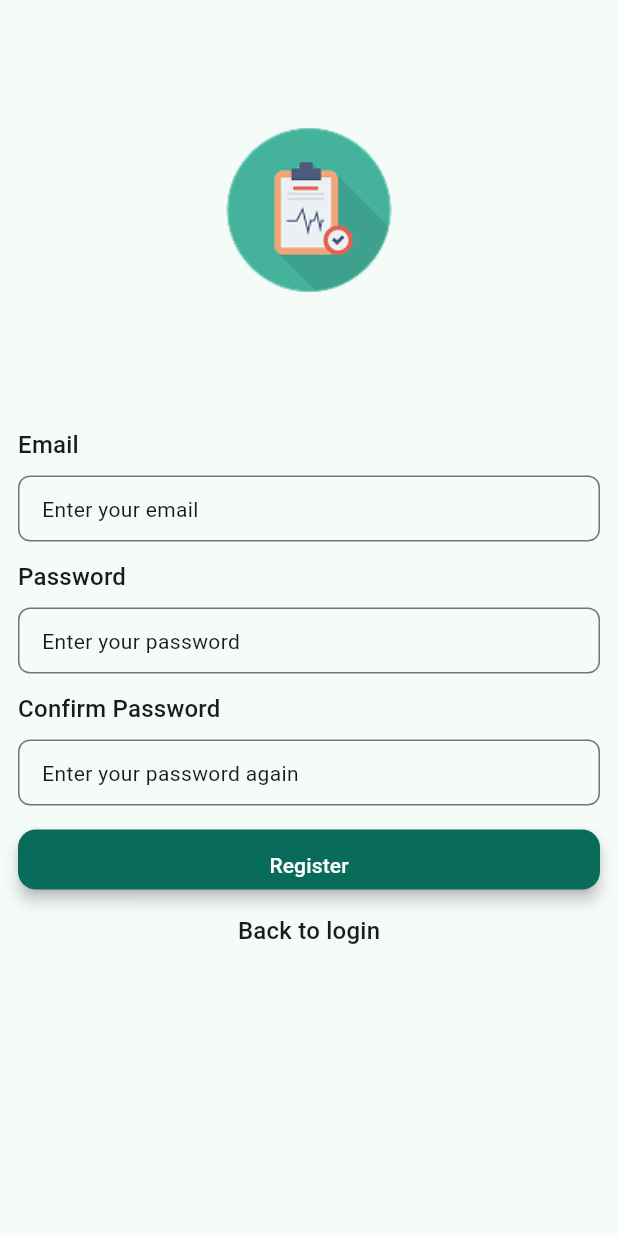
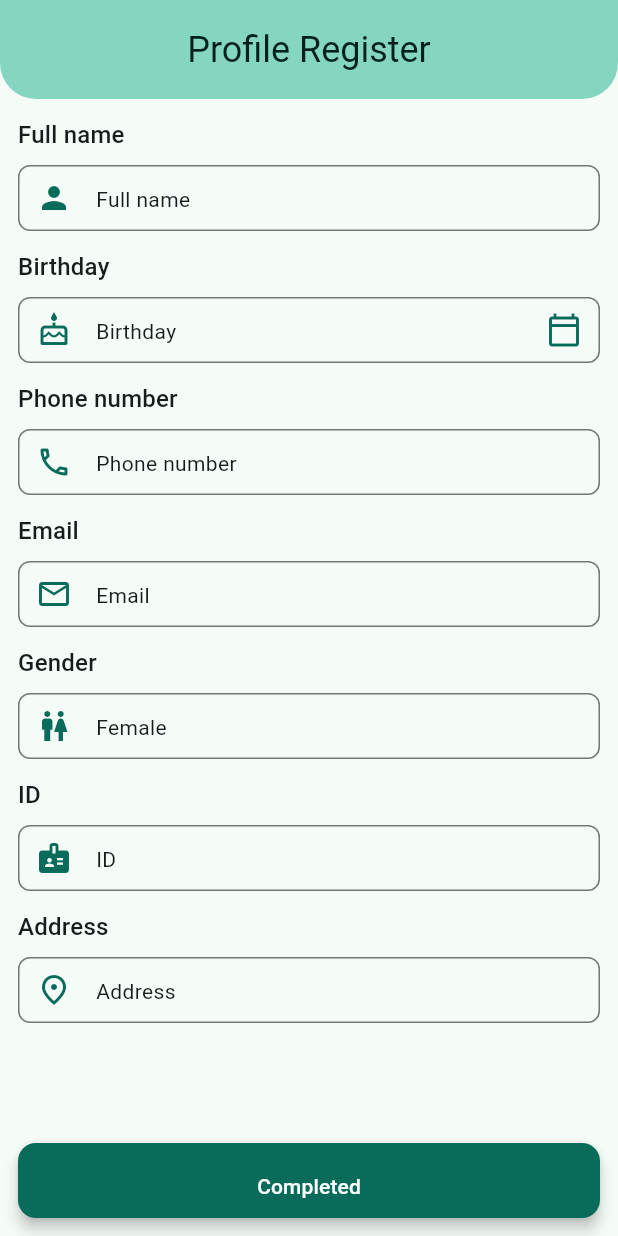
Before and after one commit to anhkien7780/health_profile, a Flutter app: the SignUpChildPage widget shown alone on an empty page, opened directly, after a tap on "Register", on a phone screen of 412 x 824 dp. Run offline on Flutter 3.47's test engine with Material 3 defaults, Android fonts, the phone set to English and light mode, and no system bars; drawn by our look-alikes of loader_overlay; our stand-ins replace equatable, flutter_bloc, flutter_svg, go_router, google_fonts, shared_preferences and 1 more; accounts and stored records are empty; generated files the repository leaves out were written again; statements that could not run were skipped.

Commit message:
feat: add profile register page

```diff
--- a/lib/l10n/intl_en.arb
+++ b/lib/l10n/intl_en.arb
@@ -43,5 +43,7 @@
   "cancel": "Cancel",
   "save": "Save",
   "male": "Male",
-  "female": "Female"
+  "female": "Female",
+  "completed": "Completed",
+  "profileRegister": "Profile Register"
 }
--- a/lib/l10n/intl_vi.arb
+++ b/lib/l10n/intl_vi.arb
@@ -43,5 +43,7 @@
   "registerButton": "Đăng ký",
   "save": "Lưu",
   "security": "Bảo mật",
-  "skip": "Bỏ qua"
+  "skip": "Bỏ qua",
+  "completed": "Hoàn thành",
+  "profileRegister": "Đăng ký hồ sơ"
 }
--- a/lib/router/router_config.dart
+++ b/lib/router/router_config.dart
@@ -3,6 +3,7 @@ import 'package:go_router/go_router.dart';
 import 'package:health_profile/ui/pages/home/home_page.dart';
 import 'package:health_profile/ui/pages/login/login_page.dart';
 import 'package:health_profile/ui/pages/onboarding/onboarding_page.dart';
+import 'package:health_profile/ui/pages/profile_register/profile_register_page.dart';
 import 'package:health_profile/ui/pages/sign_up/sign_up_page.dart';
 import 'package:health_profile/ui/pages/splash/splash_page.dart';
 
@@ -12,6 +13,7 @@ class AppRouter {
   static final splash = "/";
   static final onboarding = "/onboarding";
   static final login = "/login";
+  static final profileRegister = "/profileRegister";
   static final signUp = "/signUp";
   static final home = "/home";
 
@@ -56,5 +58,12 @@ class AppRouter {
         return HomePage();
       },
     ),
+    GoRoute(
+      path: profileRegister,
+      name: profileRegister,
+      builder: (context, state) {
+        return ProfileRegisterPage();
+      },
+    ),
   ];
 }
--- a/lib/ui/pages/home/home_page.dart
+++ b/lib/ui/pages/home/home_page.dart
@@ -48,7 +48,11 @@ class _HomeChildPageState extends State<HomeChildPage> {
           buildWhen: (pre, current) =>
               pre.selectedPageIndex != current.selectedPageIndex,
           builder: (context, state) {
-            return <Widget>[ProfileBody(), HomeBody()][state.selectedPageIndex];
+            return <Widget>[
+              ProfileBody(),
+              HomeBody(),
+              const Placeholder(),
+            ][state.selectedPageIndex];
           },
         ),
       ),
--- /dev/null
+++ b/lib/ui/pages/profile_register/profile_register_cubit.dart
@@ -0,0 +1,32 @@
+import 'package:flutter/material.dart';
+import 'package:flutter_bloc/flutter_bloc.dart';
+import 'package:health_profile/models/enum/gender.dart';
+import 'package:health_profile/ui/pages/profile_register/profile_register_navigator.dart';
+import 'package:health_profile/ui/pages/profile_register/profile_register_state.dart';
+
+class ProfileRegisterCubit extends Cubit<ProfileRegisterState> {
+  ProfileRegisterCubit({required this.navigator})
+    : super(ProfileRegisterState());
+
+  final ProfileRegisterNavigator navigator;
+
+  final birthDayTextController = TextEditingController();
+  final genderTextController = TextEditingController();
+  final fullNameTextController = TextEditingController();
+  final phoneNumberTextController = TextEditingController();
+  final emailTextController = TextEditingController();
+  final idTextController = TextEditingController();
+  final addressTextController = TextEditingController();
+
+  void changeGender() {
+    if (genderTextController.text == Gender.male.name) {
+      genderTextController.text = Gender.female.name;
+      return;
+    }
+    genderTextController.text = Gender.male.name;
+  }
+
+  Future<void> onCompletedButtonPressed() {
+    return navigator.openHomePage();
+  }
+}
--- /dev/null
+++ b/lib/ui/pages/profile_register/profile_register_navigator.dart
@@ -0,0 +1,12 @@
+import 'package:health_profile/common/app_navigator.dart';
+import 'package:health_profile/router/router_config.dart';
+
+class ProfileRegisterNavigator extends AppNavigator {
+  ProfileRegisterNavigator(super.context);
+
+
+  Future<void> openHomePage(){
+    return pushReplacementNamed(AppRouter.home);
+  }
+
+}
--- /dev/null
+++ b/lib/ui/pages/profile_register/profile_register_page.dart
@@ -0,0 +1,170 @@
+import 'package:flutter/material.dart';
+import 'package:flutter_bloc/flutter_bloc.dart';
+import 'package:health_profile/common/app_dimens.dart';
+import 'package:health_profile/generated/l10n.dart';
+import 'package:health_profile/models/enum/gender.dart';
+import 'package:health_profile/ui/pages/profile_register/profile_register_cubit.dart';
+import 'package:health_profile/ui/pages/profile_register/profile_register_navigator.dart';
+import 'package:health_profile/ui/widgets/buttons/app_elevated_button.dart';
+import 'package:health_profile/ui/widgets/text_fields/app_text_form_field.dart';
+import 'package:health_profile/utils/date_format_helper.dart';
+
+class ProfileRegisterPage extends StatelessWidget {
+  const ProfileRegisterPage({super.key});
+
+  @override
+  Widget build(BuildContext context) {
+    return BlocProvider<ProfileRegisterCubit>(
+      create: (context) {
+        return ProfileRegisterCubit(
+          navigator: ProfileRegisterNavigator(context),
+        );
+      },
+      child: ProfileRegisterChildPage(),
+    );
+  }
+}
+
+class ProfileRegisterChildPage extends StatefulWidget {
+  const ProfileRegisterChildPage({super.key});
+
+  @override
+  State<ProfileRegisterChildPage> createState() =>
+      _ProfileRegisterChildPageState();
+}
+
+class _ProfileRegisterChildPageState extends State<ProfileRegisterChildPage> {
+  late final ProfileRegisterCubit _cubit;
+
+  @override
+  void initState() {
+    super.initState();
+    _cubit = context.read<ProfileRegisterCubit>();
+  }
+
+  @override
+  Widget build(BuildContext context) {
+    return Scaffold(
+      resizeToAvoidBottomInset: true,
+      appBar: _createAppBar(),
+      bottomNavigationBar: _createCompletedButton(),
+      body: _createBody(),
+    );
+  }
+
+  AppBar _createAppBar() {
+    return AppBar(
+      backgroundColor: Theme.of(context).colorScheme.primaryFixedDim,
+      centerTitle: true,
+      shape: RoundedRectangleBorder(
+        borderRadius: BorderRadius.only(
+          bottomLeft: Radius.circular(AppDimens.borderRadiusBig),
+          bottomRight: Radius.circular(AppDimens.borderRadiusBig),
+        ),
+      ),
+      title: Text(
+        S.of(context).profileRegister,
+        style: Theme.of(context).textTheme.headlineSmall?.copyWith(
+          color: Theme.of(context).colorScheme.onPrimaryFixed,
+        ),
+      ),
+    );
+  }
+
+  Widget _createBody() {
+    final s = S.of(context);
+    final theme = Theme.of(context);
+    Icon createPrimaryColorIcon({required IconData iconData}) =>
+        Icon(iconData, color: theme.colorScheme.primary);
+    return SingleChildScrollView(
+      padding: const EdgeInsets.all(AppDimens.paddingNormal),
+      child: Column(
+        spacing: AppDimens.paddingNormal,
+        children: [
+          AppTextFormField(
+            title: s.fullName,
+            controller: _cubit.fullNameTextController,
+            prefixIcon: createPrimaryColorIcon(iconData: Icons.person),
+            hint: s.fullName,
+          ),
+          AppTextFormField(
+            controller: _cubit.birthDayTextController,
+            title: s.birthday,
+            readOnly: true,
+            hint: s.birthday,
+            prefixIcon: createPrimaryColorIcon(iconData: Icons.cake_outlined),
+            suffixIcon: createPrimaryColorIcon(
+              iconData: Icons.calendar_today_outlined,
+            ),
+            onTap: () async {
+              final selectedDate = await showDatePicker(
+                context: context,
+                firstDate: DateTime(1900),
+                lastDate: DateTime.now(),
+                cancelText: S.of(context).cancel,
+              );
+              if (selectedDate != null) {
+                final dateString = DateFormatHelper.dateToString(selectedDate);
+                _cubit.birthDayTextController.text = dateString;
+              }
+            },
+          ),
+          AppTextFormField(
+            title: s.phoneNumber,
+            controller: _cubit.phoneNumberTextController,
+            prefixIcon: createPrimaryColorIcon(iconData: Icons.phone_outlined),
+            hint: s.phoneNumber,
+          ),
+          AppTextFormField(
+            title: s.email,
+            controller: _cubit.emailTextController,
+            prefixIcon: createPrimaryColorIcon(iconData: Icons.mail_outline),
+            hint: s.email,
+          ),
+          AppTextFormField(
+            controller: _cubit.genderTextController,
+            readOnly: true,
+            onTap: () {
+              _cubit.changeGender();
+            },
+            title: s.gender,
+            prefixIcon: createPrimaryColorIcon(iconData: Icons.wc_outlined),
+            hint: s.gender == Gender.male.name
+                ? S.of(context).male
+                : S.of(context).female,
+          ),
+          AppTextFormField(
+            title: s.id,
+            controller: _cubit.idTextController,
+            prefixIcon: createPrimaryColorIcon(iconData: Icons.badge),
+            hint: s.id,
+          ),
+          AppTextFormField(
+            title: s.address,
+            controller: _cubit.addressTextController,
+            prefixIcon: createPrimaryColorIcon(iconData: Icons.place_outlined),
+            hint: s.address,
+          ),
+        ],
+      ),
+    );
+  }
+
+  Widget _createCompletedButton() {
+    return Padding(
+      padding: EdgeInsets.only(
+        left: AppDimens.paddingNormal,
+        right: AppDimens.paddingNormal,
+        bottom:
+            MediaQuery.of(context).viewInsets.bottom + AppDimens.paddingNormal,
+      ),
+      child: AppElevatedButton(
+        height: AppDimens.buttonHeightNormal,
+        onClick: () async {
+          await _cubit.onCompletedButtonPressed();
+        },
+        text: S.of(context).completed,
+      ),
+    );
+  }
+}
--- /dev/null
+++ b/lib/ui/pages/profile_register/profile_register_state.dart
@@ -0,0 +1,8 @@
+import 'package:equatable/equatable.dart';
+
+class ProfileRegisterState extends Equatable {
+  const ProfileRegisterState();
+
+  @override
+  List<Object?> get props => [];
+}
--- a/lib/ui/pages/sign_up/sign_up_cubit.dart
+++ b/lib/ui/pages/sign_up/sign_up_cubit.dart
@@ -10,4 +10,8 @@ class SignUpCubit extends Cubit<SignUpState> {
   Future<void> openLoginPage() async {
     await navigator.openLoginPage();
   }
+
+  Future<void> onRegisterSuccess() async {
+    await navigator.openProfileRegister();
+  }
 }
--- a/lib/ui/pages/sign_up/sign_up_navigator.dart
+++ b/lib/ui/pages/sign_up/sign_up_navigator.dart
@@ -7,4 +7,8 @@ class SignUpNavigator extends AppNavigator {
   Future<void> openLoginPage() async {
     await pushReplacementNamed(AppRouter.login);
   }
+
+  Future<void> openProfileRegister() async {
+    await pushReplacementNamed(AppRouter.profileRegister);
+  }
 }
--- a/lib/ui/pages/sign_up/sign_up_page.dart
+++ b/lib/ui/pages/sign_up/sign_up_page.dart
@@ -30,7 +30,6 @@ class SignUpChildPage extends StatefulWidget {
 }
 
 class _SignUpChildPageState extends State<SignUpChildPage> {
-
   late final SignUpCubit _cubit;
 
   @override
@@ -65,7 +64,9 @@ class _SignUpChildPageState extends State<SignUpChildPage> {
                 obscureText: true,
               ),
               AppElevatedButton(
-                onClick: () {},
+                onClick: () {
+                  _cubit.onRegisterSuccess();
+                },
                 text: S.of(context).registerButton,
               ),
               Align(
```
